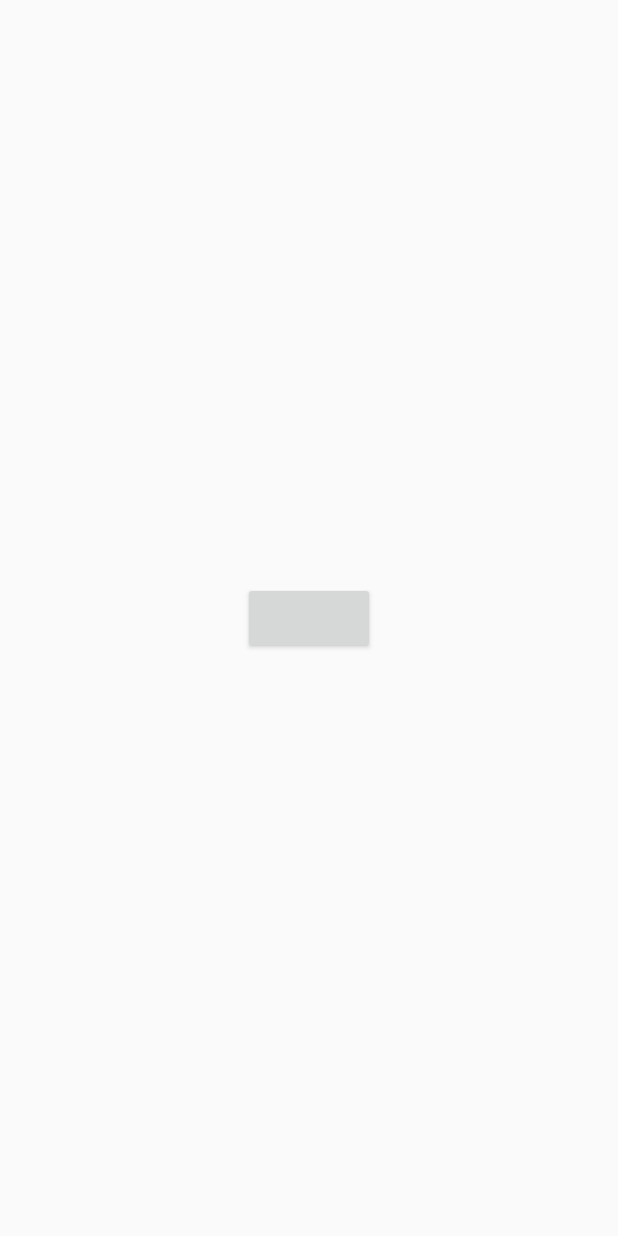
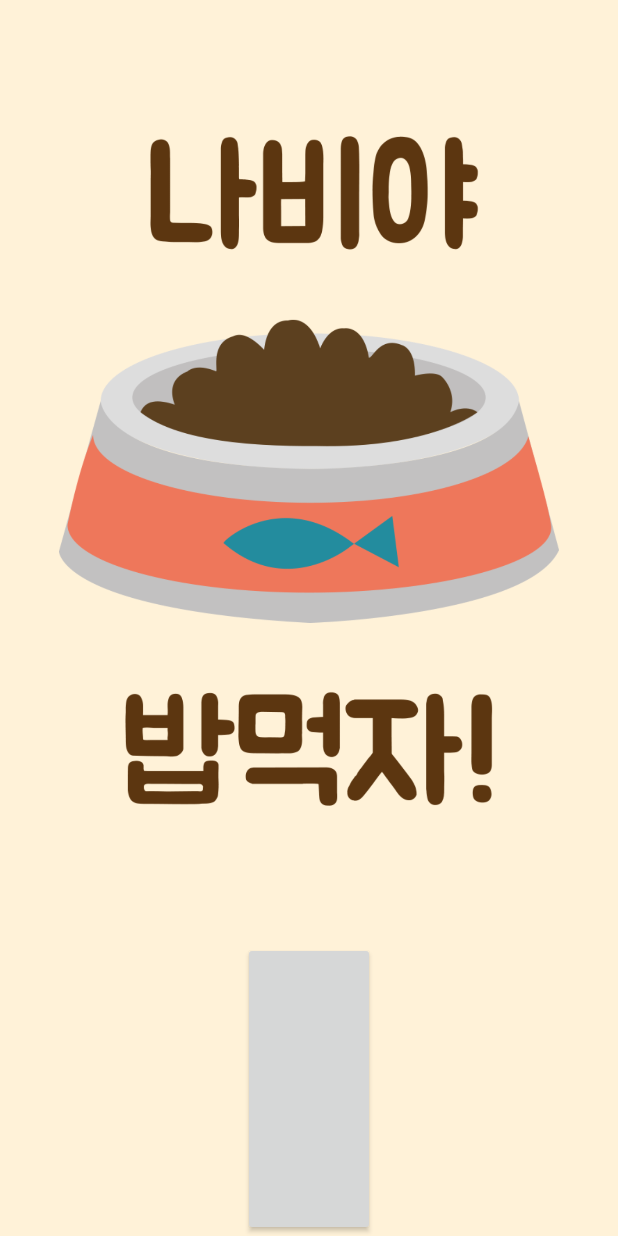
Before and after one commit to 1n01raymond/AndroidCatFood, an Android app: the screen it shows after launch (LoginActivity), on a phone screen of 412 x 824 dp. Run offline under Robolectric (Android 15) with nearby library versions, the phone set to English and light mode, and no system bars; libraries missing offline, so code that uses them is left out: com.facebook, com.facebook.login; plain views replace LoginButton; 8 statements that could not run were skipped.

Commit message:
main화면 이미지 추가 작업 코드

```diff
--- a/AndroidCatFood/app/src/main/java/com/inha/androidcatfood/MapActivity.java
+++ b/AndroidCatFood/app/src/main/java/com/inha/androidcatfood/MapActivity.java
@@ -71,7 +71,7 @@ public class MapActivity extends FragmentActivity implements OnMapReadyCallback,
         markerOptions.title(title);
         markerOptions.snippet("관리자 : " + snippet);
 
-        BitmapDrawable bitmapdraw=(BitmapDrawable)getResources().getDrawable(R.drawable.gmap_marker_icon,null);
+        BitmapDrawable bitmapdraw=(BitmapDrawable)getResources().getDrawable(R.drawable.ic_gmap_marker,null);
         Bitmap b=bitmapdraw.getBitmap();
         Bitmap smallMarker = Bitmap.createScaledBitmap(b, 100, 100, false);
         markerOptions.icon(BitmapDescriptorFactory.fromBitmap(smallMarker));
--- a/AndroidCatFood/app/src/main/res/layout/activity_login.xml
+++ b/AndroidCatFood/app/src/main/res/layout/activity_login.xml
@@ -7,11 +7,27 @@
               android:layout_width="match_parent"
               android:layout_height="match_parent"
               android:gravity="center"
-    tools:context="rebuild.com.login_facebook.Activity.LoginActivity">
+              tools:context="rebuild.com.login_facebook.Activity.LoginActivity"
+              android:background="@color/colorMainBG"
+              android:orientation="vertical"
+>
 
+    <ImageView
+            android:src="@drawable/img_main_logo"
+            android:layout_width="wrap_content"
+            android:layout_height="wrap_content"
+            android:id="@+id/imageView3"
+            android:layout_weight="2"
+            android:maxHeight="500px"
+            android:maxWidth="500px"
+            android:adjustViewBounds="true"/>
     <com.facebook.login.widget.LoginButton
             android:id="@+id/btn_facebook_login"
             android:layout_width="wrap_content"
-        android:layout_height="wrap_content" />
+            android:layout_height="wrap_content"
+            android:layout_weight="1"
+            android:textAlignment="center"
+            android:textSize="18sp"
+    />
 
 </LinearLayout>
--- a/AndroidCatFood/app/src/main/res/values/colors.xml
+++ b/AndroidCatFood/app/src/main/res/values/colors.xml
@@ -3,4 +3,5 @@
     <color name="colorPrimary">#008577</color>
     <color name="colorPrimaryDark">#00574B</color>
     <color name="colorAccent">#D81B60</color>
+    <color name="colorMainBG">#FFF2D8</color>
 </resources>
```
Also changed, not shown: AndroidCatFood/app/src/main/res/drawable/btn_facebook_login.png (added), AndroidCatFood/app/src/main/res/drawable/ic_gmap_marker.png (renamed from AndroidCatFood/app/src/main/res/drawable/gmap_marker_icon.png), AndroidCatFood/app/src/main/res/drawable/img_main_logo.png (added). Lines whose indentation alone changed are shown as unchanged.
